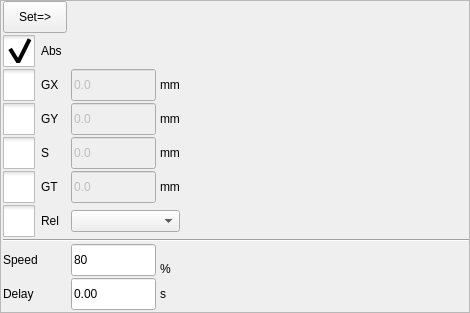
GaussCheng/2-5AxisPunch, file hcinstruction/actionsettingframe.ui: the form before one commit.
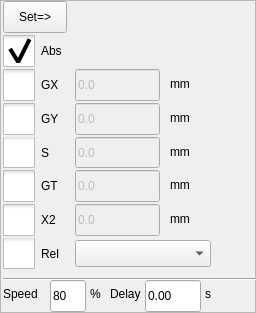
The form after the commit. Icons and pictures are not drawn. Custom widgets are drawn as their Qt base class.

Patch:
```diff
--- a/hcinstruction/actionsettingframe.ui
+++ b/hcinstruction/actionsettingframe.ui
@@ -6,7 +6,7 @@
    <rect>
     <x>0</x>
     <y>0</y>
-    <width>470</width>
+    <width>256</width>
     <height>313</height>
    </rect>
   </property>
@@ -19,53 +19,18 @@
   <property name="frameShadow">
    <enum>QFrame::Raised</enum>
   </property>
-  <layout class="QGridLayout" name="gridLayout">
-   <property name="leftMargin">
-    <number>2</number>
-   </property>
-   <property name="topMargin">
-    <number>0</number>
-   </property>
-   <property name="rightMargin">
-    <number>0</number>
-   </property>
-   <property name="bottomMargin">
-    <number>0</number>
-   </property>
-   <property name="horizontalSpacing">
-    <number>4</number>
-   </property>
-   <property name="verticalSpacing">
-    <number>2</number>
-   </property>
-   <item row="10" column="0">
-    <widget class="QLabel" name="label_2">
-     <property name="text">
-      <string>Delay</string>
-     </property>
-    </widget>
-   </item>
-   <item row="10" column="2">
-    <widget class="QLabel" name="label_8">
-     <property name="sizePolicy">
-      <sizepolicy hsizetype="Fixed" vsizetype="Preferred">
-       <horstretch>0</horstretch>
-       <verstretch>0</verstretch>
-      </sizepolicy>
-     </property>
-     <property name="text">
-      <string>s</string>
-     </property>
-     <property name="alignment">
-      <set>Qt::AlignLeading|Qt::AlignLeft|Qt::AlignVCenter</set>
-     </property>
-    </widget>
-   </item>
-   <item row="2" column="1">
     <widget class="ICLineEditWithVirtualNumericKeypad" name="x1PosLineEdit">
      <property name="enabled">
       <bool>false</bool>
      </property>
+   <property name="geometry">
+    <rect>
+     <x>75</x>
+     <y>69</y>
+     <width>85</width>
+     <height>32</height>
+    </rect>
+   </property>
      <property name="minimumSize">
       <size>
        <width>85</width>
@@ -82,25 +47,15 @@
       <string>0.0</string>
      </property>
     </widget>
-   </item>
-   <item row="9" column="2">
-    <widget class="QLabel" name="label_7">
-     <property name="sizePolicy">
-      <sizepolicy hsizetype="Fixed" vsizetype="Preferred">
-       <horstretch>0</horstretch>
-       <verstretch>0</verstretch>
-      </sizepolicy>
-     </property>
-     <property name="text">
-      <string>%</string>
-     </property>
-     <property name="alignment">
-      <set>Qt::AlignLeading|Qt::AlignLeft|Qt::AlignVCenter</set>
-     </property>
-    </widget>
-   </item>
-   <item row="1" column="0">
     <widget class="QCheckBox" name="absBox">
+   <property name="geometry">
+    <rect>
+     <x>3</x>
+     <y>35</y>
+     <width>63</width>
+     <height>32</height>
+    </rect>
+   </property>
      <property name="styleSheet">
       <string notr="true">::indicator {
      width: 32px;
@@ -139,28 +94,15 @@
       <string notr="true">buttonGroup</string>
      </attribute>
     </widget>
-   </item>
-   <item row="10" column="1">
-    <widget class="ICLineEditWithVirtualNumericKeypad" name="delayEdit">
-     <property name="minimumSize">
-      <size>
-       <width>85</width>
-       <height>32</height>
-      </size>
-     </property>
-     <property name="maximumSize">
-      <size>
-       <width>85</width>
-       <height>32</height>
-      </size>
-     </property>
-     <property name="text">
-      <string>0.00</string>
-     </property>
-    </widget>
-   </item>
-   <item row="2" column="0">
     <widget class="QCheckBox" name="gxButton">
+   <property name="geometry">
+    <rect>
+     <x>3</x>
+     <y>69</y>
+     <width>59</width>
+     <height>32</height>
+    </rect>
+   </property>
      <property name="styleSheet">
       <string notr="true">::indicator {
      width: 32px;
@@ -193,9 +135,15 @@
       <bool>true</bool>
      </property>
     </widget>
-   </item>
-   <item row="3" column="2">
     <widget class="QLabel" name="label_10">
+   <property name="geometry">
+    <rect>
+     <x>170</x>
+     <y>109</y>
+     <width>26</width>
+     <height>17</height>
+    </rect>
+   </property>
      <property name="sizePolicy">
       <sizepolicy hsizetype="Fixed" vsizetype="Preferred">
        <horstretch>0</horstretch>
@@ -209,9 +157,15 @@
       <set>Qt::AlignLeading|Qt::AlignLeft|Qt::AlignVCenter</set>
      </property>
     </widget>
-   </item>
-   <item row="3" column="0">
     <widget class="QCheckBox" name="gyButton">
+   <property name="geometry">
+    <rect>
+     <x>3</x>
+     <y>103</y>
+     <width>58</width>
+     <height>32</height>
+    </rect>
+   </property>
      <property name="styleSheet">
       <string notr="true">::indicator {
      width: 32px;
@@ -244,12 +198,18 @@
       <bool>true</bool>
      </property>
     </widget>
-   </item>
-   <item row="3" column="1">
     <widget class="ICLineEditWithVirtualNumericKeypad" name="y1PosLineEdit">
      <property name="enabled">
       <bool>false</bool>
      </property>
+   <property name="geometry">
+    <rect>
+     <x>75</x>
+     <y>103</y>
+     <width>85</width>
+     <height>32</height>
+    </rect>
+   </property>
      <property name="minimumSize">
       <size>
        <width>85</width>
@@ -266,41 +226,28 @@
       <string>0.0</string>
      </property>
     </widget>
-   </item>
-   <item row="8" column="1" rowspan="2">
     <widget class="ICLineEditWithVirtualNumericKeypad" name="speedEdit">
-     <property name="minimumSize">
-      <size>
-       <width>85</width>
+   <property name="geometry">
+    <rect>
+     <x>50</x>
+     <y>280</y>
+     <width>36</width>
        <height>32</height>
-      </size>
-     </property>
-     <property name="maximumSize">
-      <size>
-       <width>85</width>
-       <height>32</height>
-      </size>
+    </rect>
      </property>
      <property name="text">
       <string>80</string>
      </property>
     </widget>
-   </item>
-   <item row="2" column="3">
-    <spacer name="horizontalSpacer">
-     <property name="orientation">
-      <enum>Qt::Horizontal</enum>
-     </property>
-     <property name="sizeHint" stdset="0">
-      <size>
-       <width>40</width>
-       <height>20</height>
-      </size>
-     </property>
-    </spacer>
-   </item>
-   <item row="0" column="0">
     <widget class="QToolButton" name="inputButton">
+   <property name="geometry">
+    <rect>
+     <x>3</x>
+     <y>1</y>
+     <width>64</width>
+     <height>32</height>
+    </rect>
+   </property>
      <property name="sizePolicy">
       <sizepolicy hsizetype="Preferred" vsizetype="Preferred">
        <horstretch>0</horstretch>
@@ -317,22 +264,15 @@
       <string>Set=&gt;</string>
      </property>
     </widget>
-   </item>
-   <item row="11" column="1">
-    <spacer name="verticalSpacer">
-     <property name="orientation">
-      <enum>Qt::Vertical</enum>
-     </property>
-     <property name="sizeHint" stdset="0">
-      <size>
-       <width>20</width>
-       <height>40</height>
-      </size>
-     </property>
-    </spacer>
-   </item>
-   <item row="8" column="0" rowspan="2">
     <widget class="QLabel" name="label_6">
+   <property name="geometry">
+    <rect>
+     <x>3</x>
+     <y>285</y>
+     <width>42</width>
+     <height>17</height>
+    </rect>
+   </property>
      <property name="sizePolicy">
       <sizepolicy hsizetype="Fixed" vsizetype="Preferred">
        <horstretch>0</horstretch>
@@ -346,9 +286,15 @@
       <set>Qt::AlignLeading|Qt::AlignLeft|Qt::AlignVCenter</set>
      </property>
     </widget>
-   </item>
-   <item row="2" column="2">
     <widget class="QLabel" name="label_11">
+   <property name="geometry">
+    <rect>
+     <x>170</x>
+     <y>75</y>
+     <width>26</width>
+     <height>17</height>
+    </rect>
+   </property>
      <property name="sizePolicy">
       <sizepolicy hsizetype="Fixed" vsizetype="Preferred">
        <horstretch>0</horstretch>
@@ -362,12 +308,25 @@
       <set>Qt::AlignLeading|Qt::AlignLeft|Qt::AlignVCenter</set>
      </property>
     </widget>
-   </item>
-   <item row="6" column="1" colspan="2">
-    <widget class="QComboBox" name="pointSel"/>
-   </item>
-   <item row="6" column="0">
+  <widget class="QComboBox" name="pointSel">
+   <property name="geometry">
+    <rect>
+     <x>75</x>
+     <y>240</y>
+     <width>136</width>
+     <height>27</height>
+    </rect>
+   </property>
+  </widget>
     <widget class="QCheckBox" name="relBox">
+   <property name="geometry">
+    <rect>
+     <x>3</x>
+     <y>238</y>
+     <width>64</width>
+     <height>31</height>
+    </rect>
+   </property>
      <property name="styleSheet">
       <string notr="true">::indicator {
      width: 32px;
@@ -403,9 +362,15 @@
       <string notr="true">buttonGroup</string>
      </attribute>
     </widget>
-   </item>
-   <item row="7" column="0" colspan="4">
     <widget class="Line" name="line">
+   <property name="geometry">
+    <rect>
+     <x>3</x>
+     <y>271</y>
+     <width>294</width>
+     <height>16</height>
+    </rect>
+   </property>
      <property name="styleSheet">
       <string notr="true">QMessageBox QAbstractButton
 {
@@ -418,9 +383,15 @@
       <enum>Qt::Horizontal</enum>
      </property>
     </widget>
-   </item>
-   <item row="4" column="0">
     <widget class="QCheckBox" name="gzButton">
+   <property name="geometry">
+    <rect>
+     <x>3</x>
+     <y>137</y>
+     <width>64</width>
+     <height>31</height>
+    </rect>
+   </property>
      <property name="styleSheet">
       <string notr="true">::indicator {
      width: 32px;
@@ -453,12 +424,18 @@
       <bool>true</bool>
      </property>
     </widget>
-   </item>
-   <item row="4" column="1">
     <widget class="ICLineEditWithVirtualNumericKeypad" name="zPosLineEdit">
      <property name="enabled">
       <bool>false</bool>
      </property>
+   <property name="geometry">
+    <rect>
+     <x>75</x>
+     <y>137</y>
+     <width>85</width>
+     <height>31</height>
+    </rect>
+   </property>
      <property name="minimumSize">
       <size>
        <width>85</width>
@@ -475,9 +452,15 @@
       <string>0.0</string>
      </property>
     </widget>
-   </item>
-   <item row="4" column="2">
     <widget class="QLabel" name="label_12">
+   <property name="geometry">
+    <rect>
+     <x>170</x>
+     <y>143</y>
+     <width>26</width>
+     <height>17</height>
+    </rect>
+   </property>
      <property name="sizePolicy">
       <sizepolicy hsizetype="Fixed" vsizetype="Preferred">
        <horstretch>0</horstretch>
@@ -491,9 +474,141 @@
       <set>Qt::AlignLeading|Qt::AlignLeft|Qt::AlignVCenter</set>
      </property>
     </widget>
-   </item>
-   <item row="5" column="0">
+  <widget class="ICLineEditWithVirtualNumericKeypad" name="delayEdit">
+   <property name="geometry">
+    <rect>
+     <x>145</x>
+     <y>280</y>
+     <width>56</width>
+     <height>32</height>
+    </rect>
+   </property>
+   <property name="text">
+    <string>0.00</string>
+   </property>
+  </widget>
+  <widget class="QLabel" name="label_8">
+   <property name="geometry">
+    <rect>
+     <x>205</x>
+     <y>285</y>
+     <width>16</width>
+     <height>17</height>
+    </rect>
+   </property>
+   <property name="sizePolicy">
+    <sizepolicy hsizetype="Fixed" vsizetype="Preferred">
+     <horstretch>0</horstretch>
+     <verstretch>0</verstretch>
+    </sizepolicy>
+   </property>
+   <property name="text">
+    <string>s</string>
+   </property>
+   <property name="alignment">
+    <set>Qt::AlignLeading|Qt::AlignLeft|Qt::AlignVCenter</set>
+   </property>
+  </widget>
+  <widget class="ICLineEditWithVirtualNumericKeypad" name="tPosLineEdit">
+   <property name="enabled">
+    <bool>false</bool>
+   </property>
+   <property name="geometry">
+    <rect>
+     <x>75</x>
+     <y>170</y>
+     <width>85</width>
+     <height>32</height>
+    </rect>
+   </property>
+   <property name="minimumSize">
+    <size>
+     <width>85</width>
+     <height>0</height>
+    </size>
+   </property>
+   <property name="maximumSize">
+    <size>
+     <width>85</width>
+     <height>32</height>
+    </size>
+   </property>
+   <property name="text">
+    <string>0.0</string>
+   </property>
+  </widget>
+  <widget class="QLabel" name="label_14">
+   <property name="geometry">
+    <rect>
+     <x>170</x>
+     <y>176</y>
+     <width>26</width>
+     <height>17</height>
+    </rect>
+   </property>
+   <property name="sizePolicy">
+    <sizepolicy hsizetype="Fixed" vsizetype="Preferred">
+     <horstretch>0</horstretch>
+     <verstretch>0</verstretch>
+    </sizepolicy>
+   </property>
+   <property name="text">
+    <string>mm</string>
+   </property>
+   <property name="alignment">
+    <set>Qt::AlignLeading|Qt::AlignLeft|Qt::AlignVCenter</set>
+   </property>
+  </widget>
+  <widget class="QCheckBox" name="gPButton">
+   <property name="geometry">
+    <rect>
+     <x>3</x>
+     <y>204</y>
+     <width>57</width>
+     <height>32</height>
+    </rect>
+   </property>
+   <property name="styleSheet">
+    <string notr="true">::indicator {
+     width: 32px;
+     height: 32px;
+ }
+
+::indicator:unchecked 
+{
+     image: url(:/resource/check_unchecked.png);
+ }
+::indicator:checked 
+{
+     image: url(:/resource/check_checked.png);
+ }
+
+::indicator:checked:disabled
+{
+ image: url(:/resource/check_checked_disable.png);
+}
+
+::indicator:unchecked:disabled
+{
+ image: url(:/resource/check_unchecked_disable.png);
+}</string>
+   </property>
+   <property name="text">
+    <string>X2</string>
+   </property>
+   <property name="checkable">
+    <bool>true</bool>
+   </property>
+  </widget>
     <widget class="QCheckBox" name="gtButton">
+   <property name="geometry">
+    <rect>
+     <x>3</x>
+     <y>170</y>
+     <width>59</width>
+     <height>32</height>
+    </rect>
+   </property>
      <property name="styleSheet">
       <string notr="true">::indicator {
      width: 32px;
@@ -526,12 +641,18 @@
       <bool>true</bool>
      </property>
     </widget>
-   </item>
-   <item row="5" column="1">
-    <widget class="ICLineEditWithVirtualNumericKeypad" name="tPosLineEdit">
+  <widget class="ICLineEditWithVirtualNumericKeypad" name="pPosLineEdit">
      <property name="enabled">
       <bool>false</bool>
      </property>
+   <property name="geometry">
+    <rect>
+     <x>75</x>
+     <y>204</y>
+     <width>85</width>
+     <height>32</height>
+    </rect>
+   </property>
      <property name="minimumSize">
       <size>
        <width>85</width>
@@ -548,9 +669,15 @@
       <string>0.0</string>
      </property>
     </widget>
-   </item>
-   <item row="5" column="2">
     <widget class="QLabel" name="label_13">
+   <property name="geometry">
+    <rect>
+     <x>170</x>
+     <y>210</y>
+     <width>26</width>
+     <height>17</height>
+    </rect>
+   </property>
      <property name="sizePolicy">
       <sizepolicy hsizetype="Fixed" vsizetype="Preferred">
        <horstretch>0</horstretch>
@@ -564,8 +691,41 @@
       <set>Qt::AlignLeading|Qt::AlignLeft|Qt::AlignVCenter</set>
      </property>
     </widget>
-   </item>
-  </layout>
+  <widget class="QLabel" name="label_2">
+   <property name="geometry">
+    <rect>
+     <x>110</x>
+     <y>285</y>
+     <width>40</width>
+     <height>17</height>
+    </rect>
+   </property>
+   <property name="text">
+    <string>Delay</string>
+   </property>
+  </widget>
+  <widget class="QLabel" name="label_7">
+   <property name="geometry">
+    <rect>
+     <x>90</x>
+     <y>285</y>
+     <width>16</width>
+     <height>17</height>
+    </rect>
+   </property>
+   <property name="sizePolicy">
+    <sizepolicy hsizetype="Fixed" vsizetype="Preferred">
+     <horstretch>0</horstretch>
+     <verstretch>0</verstretch>
+    </sizepolicy>
+   </property>
+   <property name="text">
+    <string>%</string>
+   </property>
+   <property name="alignment">
+    <set>Qt::AlignLeading|Qt::AlignLeft|Qt::AlignVCenter</set>
+   </property>
+  </widget>
  </widget>
  <customwidgets>
   <customwidget>
```
Lines whose indentation alone changed are shown as unchanged.
